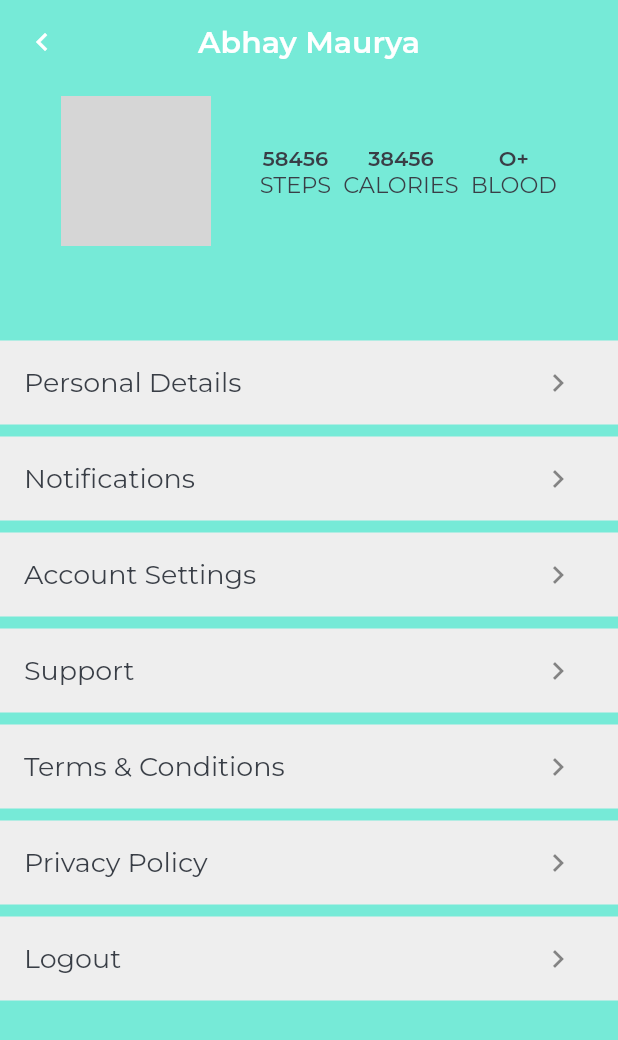
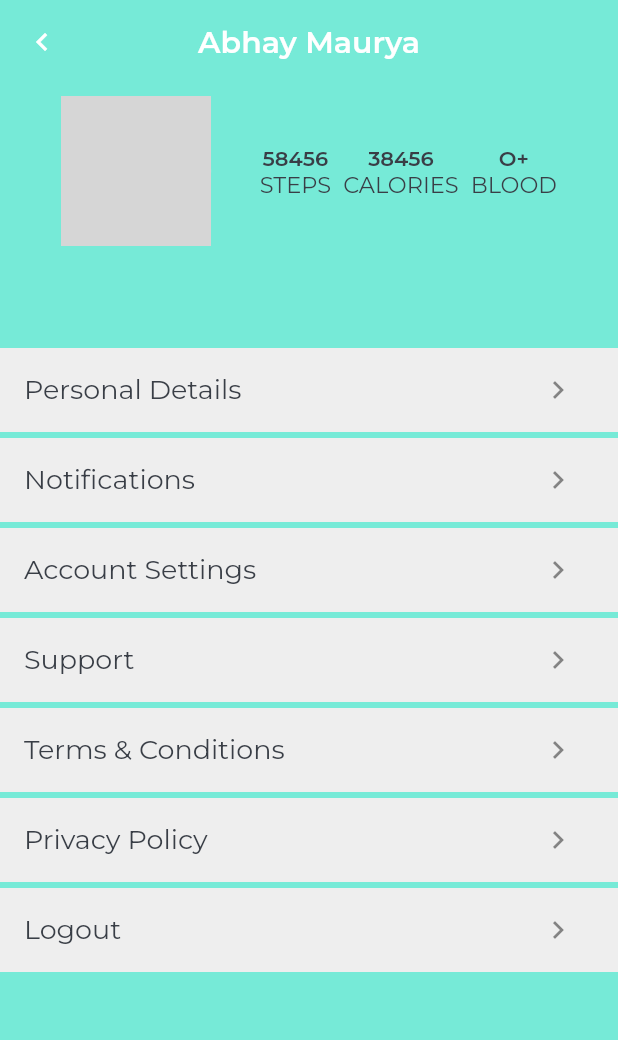
Before and after one commit to Hash-Studios/healthapp, a Flutter app: the Profile screen opened directly, on a phone screen of 412 x 824 dp. Shown: the top 1040 px of the screen. Run offline on Flutter 3.47's test engine with Material 2 defaults, Android fonts, the phone set to English and light mode, and no system bars; our stand-ins replace google_fonts, hive; missing offline and left inert: flutter_dialogflow; accounts and stored records are empty; network calls fail; project files that could hold a hidden picture were left out; grey boxes are pictures that could not be loaded.

Commit message:
minor changes

```diff
--- a/lib/dialog_flow.dart
+++ b/lib/dialog_flow.dart
@@ -97,6 +97,12 @@ class _CuristAssistantState extends State<CuristAssistant> {
         ),
         backgroundColor: Color(0xff76EAD7),
         elevation: 0,
+        leading: IconButton(
+          icon: Icon(Icons.chevron_left),
+          onPressed: () {
+            Navigator.pop(context);
+          },
+        ),
       ),
       body: Column(children: <Widget>[
         Flexible(
--- a/lib/home.dart
+++ b/lib/home.dart
@@ -23,12 +23,15 @@ class Home extends StatelessWidget {
               Navigator.push(
                   context, CupertinoPageRoute(builder: (context) => Profile()));
             },
+            child: Hero(
+              tag: "User",
               child: Container(
                 padding: EdgeInsets.all(8),
                 child: CircleAvatar(
                   backgroundImage: NetworkImage(main.prefs.get('userImage')),
                   backgroundColor: Colors.grey[200],
                   // radius: 12,
+                ),
               ),
             ),
           ),
--- a/lib/profile.dart
+++ b/lib/profile.dart
@@ -74,7 +74,7 @@ class ListButton extends StatelessWidget {
   @override
   Widget build(BuildContext context) {
     return Padding(
-      padding: const EdgeInsets.symmetric(vertical: 4.0),
+      padding: const EdgeInsets.symmetric(vertical: 2.0),
       child: Container(
         color: Color(0xFFEEEEEE),
         child: ListTile(
@@ -107,12 +107,15 @@ class TopSection extends StatelessWidget {
         Spacer(
           flex: 2,
         ),
-        Container(
-          padding: EdgeInsets.all(8),
-          child: CircleAvatar(
-            backgroundImage: NetworkImage(main.prefs.get('userImage')),
-            backgroundColor: Colors.grey[200],
-            radius: 50,
+        Hero(
+          tag: "User",
+          child: Container(
+            padding: EdgeInsets.all(8),
+            child: CircleAvatar(
+              backgroundImage: NetworkImage(main.prefs.get('userImage')),
+              backgroundColor: Colors.grey[200],
+              radius: 50,
+            ),
           ),
         ),
         Spacer(
```
Lines whose indentation alone changed are shown as unchanged.
